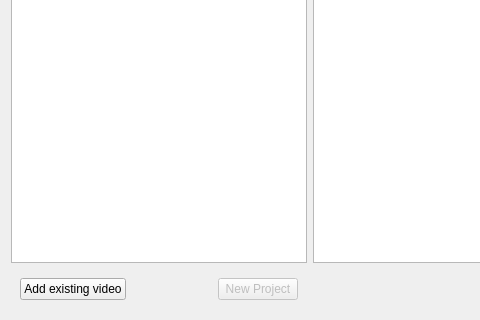
Old version of the form components/startpage/lib/startpage.ui in the repository artm/WatchThatSound3; both pictures show x 0 to 480 and y 160 to 480 of the 774 by 480 pixel window.
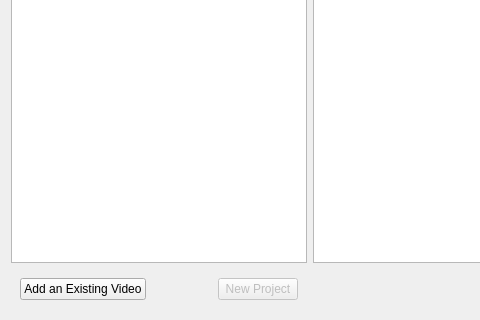
New version of the form.

Commit message: dialog_spec_helper and import video button spec + implementation

```diff
--- a/components/startpage/lib/startpage.ui
+++ b/components/startpage/lib/startpage.ui
@@ -94,7 +94,7 @@
             <item>
              <widget class="QPushButton" name="add_video">
               <property name="text">
-               <string>Add existing video</string>
+               <string>Add an Existing Video</string>
               </property>
              </widget>
             </item>
```
The commit also changes 5 other files.
